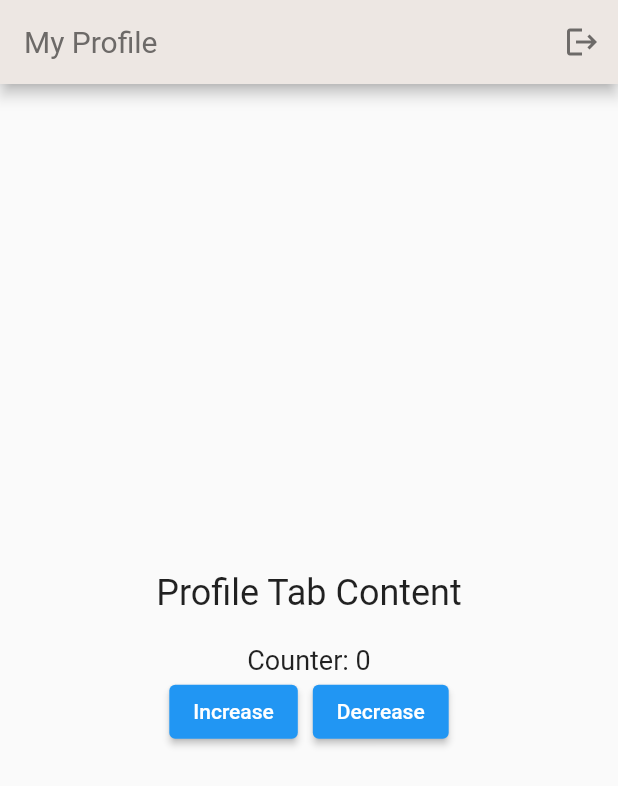
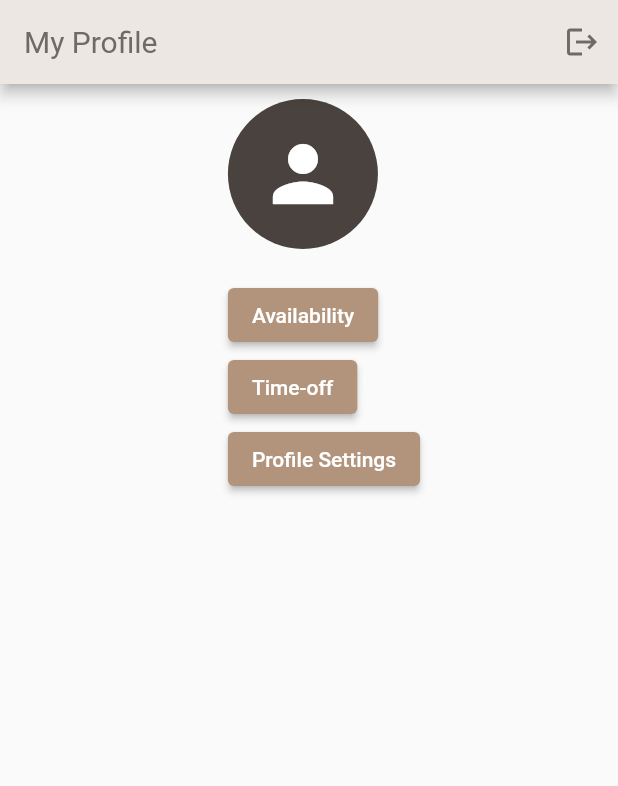
Before and after one commit to matt0125/Scheduler, a Flutter app: the ProfileTab screen opened directly, on a phone screen of 412 x 824 dp. Shown: the top 786 px of the screen. Run offline on Flutter 3.47's test engine with Material 2 defaults, Android fonts, the phone set to English and light mode, and no system bars; our stand-ins replace shared_preferences, table_calendar; accounts and stored records are empty.

Commit message:
Added logo, adjusted profile page and added availability page

```diff
--- a/sched/lib/Pages/profile.dart
+++ b/sched/lib/Pages/profile.dart
@@ -1,31 +1,15 @@
 import 'package:flutter/material.dart';
 import 'package:sched/Services/DataService.dart';
-
+import 'availability.dart';
 
 class ProfileTab extends StatefulWidget {
   @override
   _ProfileTabState createState() => _ProfileTabState();
 }
 
-class _ProfileTabState extends State<ProfileTab>
-    with AutomaticKeepAliveClientMixin<ProfileTab> {
+class _ProfileTabState extends State<ProfileTab> with AutomaticKeepAliveClientMixin<ProfileTab> {
   @override
   bool get wantKeepAlive => true;
-  int counter = 0;
-
-  void incrementCounter() {
-    setState(() {
-      counter++;
-    });
-  }
-
-  void decrementCounter() {
-    setState(() {
-      if (counter > 0) {
-        counter--;
-      }
-    });
-  }
 
   @override
   Widget build(BuildContext context) {
@@ -49,33 +33,67 @@ class _ProfileTabState extends State<ProfileTab>
         ],
       ),
       body: Center(
+        child: Padding(
+          padding: const EdgeInsets.only(left: 20, top: 10), // Adjust the left padding as needed
+          child: Stack(
+            children: <Widget>[
+              Positioned(
+                top: 0,
+                left: 0,
+                child: Container(
+                  width: 100, // Adjust the size as needed
+                  height: 100, // Adjust the size as needed
+                  decoration: BoxDecoration(
+                    shape: BoxShape.circle,
+                    color: Color(0xFF49423E), // Background color for the profile picture
+                  ),
+                  child: Icon(
+                    Icons.person, // Replace with your profile picture
+                    size: 60, // Adjust the size as needed
+                    color: Colors.white,
+                  ),
+                ),
+              ),
+              Padding(
+                padding: const EdgeInsets.only(top: 120), // Adjust the top padding as needed
                 child: Column(
-          mainAxisAlignment: MainAxisAlignment.center,
-          children: <Widget>[
-            Text(
-              'Profile Tab Content',
-              style: TextStyle(fontSize: 24),
-            ),
-            SizedBox(height: 20),
-            Text(
-              'Counter: $counter',
-              style: TextStyle(fontSize: 18),
-            ),
-            Row(
-              mainAxisAlignment: MainAxisAlignment.center,
+                  crossAxisAlignment: CrossAxisAlignment.start,
                   children: <Widget>[
                     ElevatedButton(
-                  onPressed: incrementCounter,
-                  child: Text('Increase'),
+                      onPressed: () {
+                        Navigator.push(
+                          context,
+                          MaterialPageRoute(builder: (context) => AvailabilityScreen()), // Replace with your AvailabilityScreen widget
+                        );
+                      },
+                      child: Text('Availability'),
+                      style: ElevatedButton.styleFrom(
+                        backgroundColor: Color(0xFFB1947B),
                       ),
-                SizedBox(width: 10),
+                    ),
                     ElevatedButton(
-                  onPressed: decrementCounter,
-                  child: Text('Decrease'),
+                      onPressed: () {
+                        // Add functionality for "Time-off" button here
+                      },
+                      child: Text('Time-off'),
+                      style: ElevatedButton.styleFrom(
+                        backgroundColor: Color(0xFFB1947B), // Background color for the "Settings" button
+                      ),
+                    ),
+                    ElevatedButton(
+                      onPressed: () {
+                        // Add functionality for "Settings" button here
+                      },
+                      child: Text('Profile Settings'),
+                      style: ElevatedButton.styleFrom(
+                        backgroundColor: Color(0xFFB1947B), // Background color for the "Settings" button
+                      ),
                     ),
                   ],
                 ),
+              ),
             ],
+          ),
         ),
       ),
     );
```
Also changed, not shown: sched/lib/Pages/availability.dart (added, +25 -0 lines), sched/lib/Pages/login.dart (+27 -9 lines), sched/pubspec.yaml (+2 -32 lines). Lines whose indentation alone changed are shown as unchanged.
